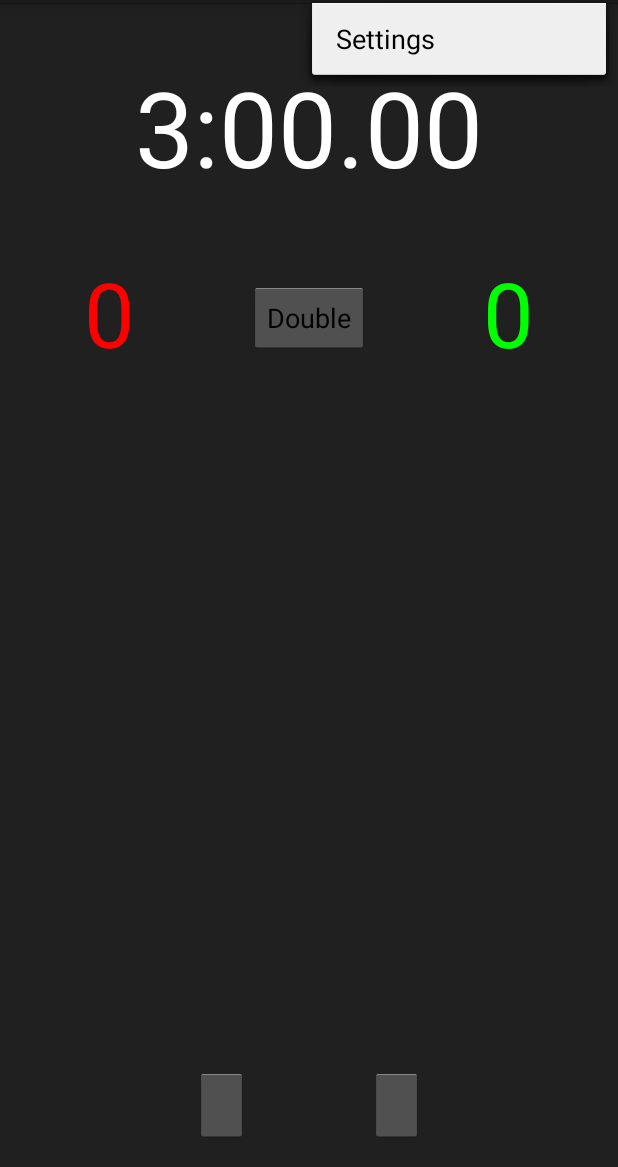
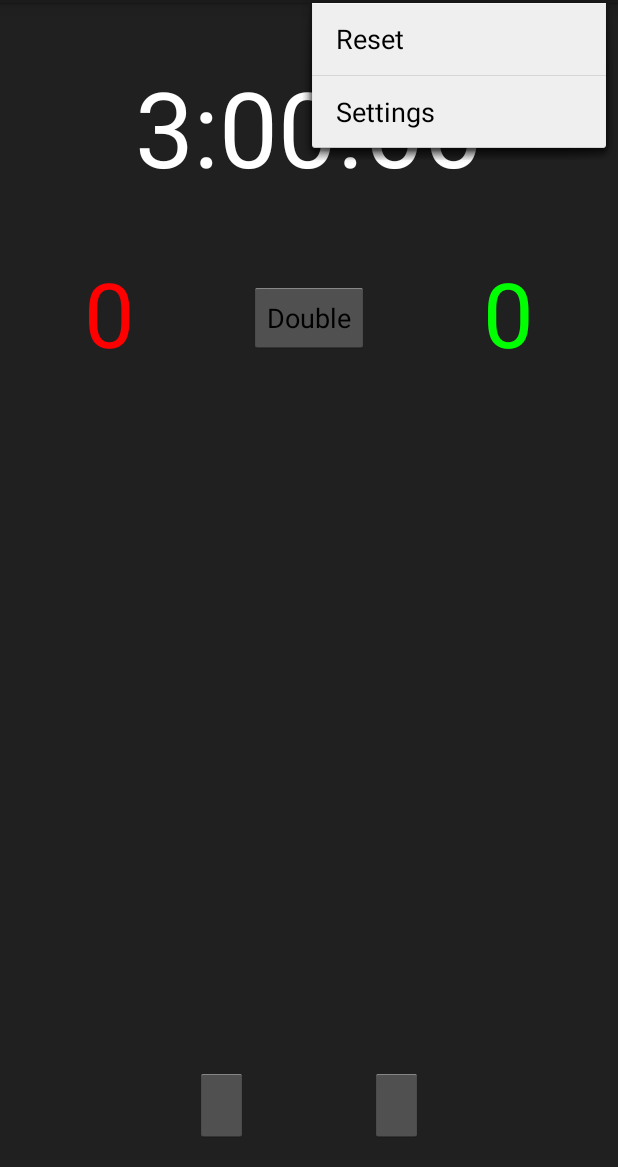
Before and after one commit to ethanmad/En-Garde, an Android app: the screen it shows after launch (MyActivity), with the options menu open, on a phone screen of 412 x 824 dp, the part 69-1236 px from its top. Run offline under Robolectric (Android 15) with nearby library versions, the phone set to English and light mode, and no system bars; plain views replace FlatButton.

Commit message:
added reset menu option

```diff
--- a/app/src/main/java/com/ethanmad/fencingscorekeeper/MyActivity.java
+++ b/app/src/main/java/com/ethanmad/fencingscorekeeper/MyActivity.java
@@ -89,7 +89,7 @@ public class MyActivity extends Activity {
     @Override
     public boolean onCreateOptionsMenu(Menu menu) {
         // Inflate the menu; this adds items to the action bar if it is present.
-        getMenuInflater().inflate(R.menu.my, menu);
+        getMenuInflater().inflate(R.menu.items, menu);
         return true;
     }
 
@@ -162,7 +162,7 @@ public class MyActivity extends Activity {
         scoreOneView.setText("" + scoreOne);
         scoreTwoView.setText("" + scoreTwo);
     }
-    public void addScoreOne(View view) { //onClick for scoreOne
+    public void addScoreOne(View view) { // onClick for scoreOne
         pauseTimer();
         scoreOne++;
         refreshScores();
@@ -172,7 +172,7 @@ public class MyActivity extends Activity {
         scoreOne--;
         refreshScores();
     }
-    public void addScoreTwo(View view) { //onClick for scoreTwo
+    public void addScoreTwo(View view) { // onClick for scoreTwo
         scoreTwo++;
         refreshScores();
     }
@@ -181,7 +181,7 @@ public class MyActivity extends Activity {
         refreshScores();
     }
 
-    public void addScoreBoth (View view) {
+    public void addScoreBoth (View view) { // onClick for doubleTouchButton
         pauseTimer();
         scoreOne++;
         scoreTwo++;
@@ -208,7 +208,7 @@ public class MyActivity extends Activity {
         resetTime();
     }
 
-    //methods for cards
+    // methods for cards
     public void giveOneYellow(View view) {
 
     }
--- a/app/src/main/res/menu/my.xml
+++ b/app/src/main/res/menu/items.xml
@@ -5,4 +5,8 @@
         android:title="@string/action_settings"
         android:orderInCategory="100"
         android:showAsAction="never" />
+    <item android:id="@+id/reset_settings"
+        android:title="@string/action_reset"
+        android:orderInCategory="0"
+        android:showAsAction="never" />
 </menu>
```
